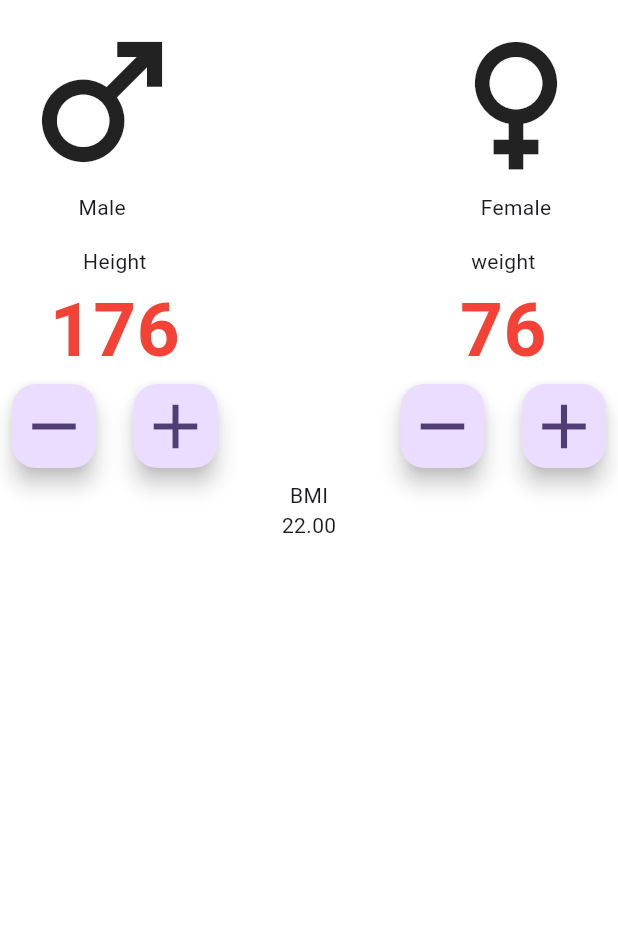
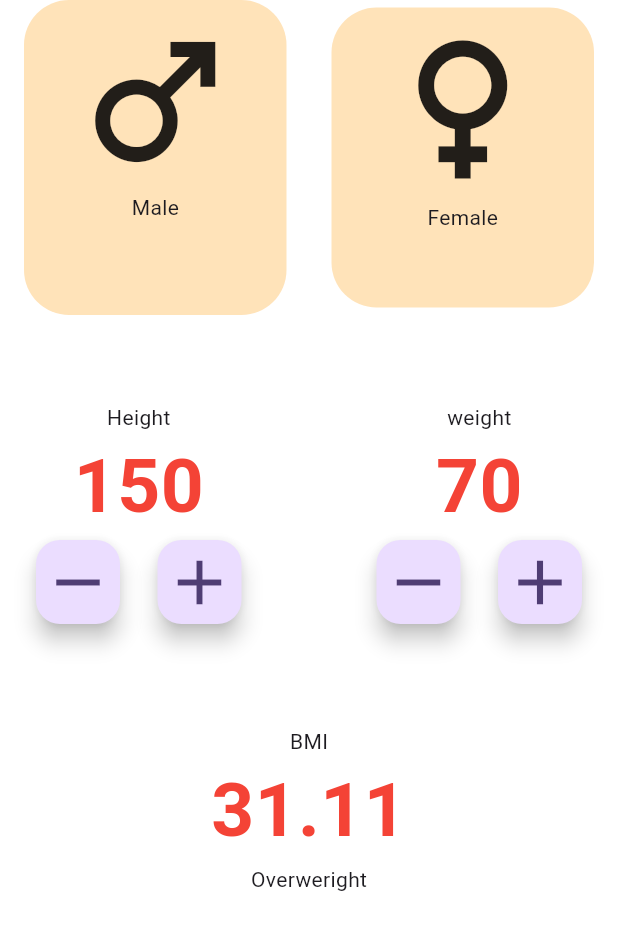
Before and after one commit to Dannansilva/BMI-calculator, a Flutter app: the screen it shows after launch, on a phone screen of 412 x 824 dp. Shown: the top 930 px of the screen. Run offline on Flutter 3.47's test engine with Material 2 defaults, Android fonts, the phone set to English and light mode, and no system bars.

Commit message:
all done

```diff
--- /dev/null
+++ b/bmicalculator/lib/constants.dart
@@ -0,0 +1,10 @@
+import 'package:flutter/material.dart';
+
+const kTextColor = Colors.red;
+const kOutputTextColor = Color.fromARGB(255, 3, 96, 195);
+
+const kInputlabelcolor = TextStyle(
+  fontSize: 50,
+  color: Colors.red,
+  fontWeight: FontWeight.bold,
+);
--- a/bmicalculator/lib/main_page.dart
+++ b/bmicalculator/lib/main_page.dart
@@ -1,3 +1,4 @@
+import 'package:bmicalculator/constants.dart';
 import 'package:flutter/material.dart';
 
 class MainPage extends StatefulWidget {
@@ -8,65 +9,112 @@ class MainPage extends StatefulWidget {
 }
 
 class _MainPageState extends State<MainPage> {
+  int height = 150;
+  int weight = 70;
+  String gender = '';
+
+  late double bmi = calculateBMI(height: height, weight: weight);
   @override
   Widget build(BuildContext context) {
     return Scaffold(
       body: SafeArea(
         child: Container(
+
             color: Colors.white,
-            child: const Column(
+            padding: const EdgeInsets.symmetric(horizontal: 16),
+            child: Column(
               children: [
                  Row(
                   children: [
-                    Padding(
+                    GestureDetector(
+                      onTap: () {
+
+                        print ("m");
+                        setState(() {
+                          gender='m';
+                        });
+                      },
+                      child: Container(
+                        width: 175 ,
+                        height: 210 ,
+                        decoration: BoxDecoration(
+                          color: gender =='m'? Colors.orange.withAlpha(170):Colors.orange.withAlpha(70),
+                          borderRadius: BorderRadius.circular(30)
+                        ),
+
                         padding: EdgeInsets.all(8.0),
-                      child: Column(
+                        child: const Column(
                           children: [
                             Icon(Icons.male, size: 120),
                             Text("Male"),
                           ],
                         ),
                       ),
-                    Spacer(),
-                    Padding(
-                      padding: EdgeInsets.all(8.0),
-                      child: Column(
+                    ),
+                   const  Spacer(),
+                    GestureDetector( onTap: () {
+
+                        print ("f");
+                        setState(() {
+                          gender='f';
+                        });
+                      },
+                      child: Container(
+                         width: 175 ,
+                         height: 200,
+                       decoration: BoxDecoration(
+                          color: gender =='m'? Colors.orange.withAlpha(170):Colors.orange.withAlpha(70),
+                          borderRadius: BorderRadius.circular(30)
+                        ),
+                        child:const  Column(
                           children: [
-                          Icon(Icons.female, size: 120),
+                            Icon(Icons.female, size: 130 ),
                             Text("Female"),
                           ],
                         ),
                       ),
+                    ),
                   ],
                 ),
+                const SizedBox(height: 50),
                 Row(
                   children: [
                     Padding(
-                      padding: EdgeInsets.all(8.0),
+                      padding: const EdgeInsets.all(8.0),
                       child: Column(
                         children: [
-                          Text("Height"),
+                          const Text("Height"),
                           Text(
-                            "176",
-                            style: TextStyle(
-                              fontSize: 50,
-                              color: Colors.red,
-                              fontWeight: FontWeight.bold,
-                            ),
+                            "$height",
+                            style: kInputlabelcolor,
                           ),
                           Row(
                             children: [
                               FloatingActionButton(
-                                onPressed: null,
-                                child: Icon(
+                                onPressed: () {
+                                  setState(() {
+                                    if (height > 50) height--;
+                                    bmi = calculateBMI(
+                                        height: height, weight: weight);
+                                  });
+                                },
+                                child: const Icon(
                                   Icons.remove,
                                   size: 50,
                                 ),
                               ),
-                               SizedBox(width: 25,),
+                              const SizedBox(
+                                width: 25,
+                              ),
                               FloatingActionButton(
-                                onPressed: null,
-                                child: Icon(
+                                onPressed: () {
+                                  setState(() {
+                                    if (height < 220) height++;
+                                    bmi = calculateBMI(
+                                        height: height, weight: weight);
+                                  });
+                                },
+                                child: const Icon(
                                   Icons.add,
                                   size: 50,
                                 ),
@@ -76,33 +124,43 @@ class _MainPageState extends State<MainPage> {
                         ],
                       ),
                     ),
-                    Spacer(),
+                    const Spacer(),
                     Padding(
-                      padding: EdgeInsets.all(8.0),
+                      padding: const EdgeInsets.all(8.0),
                       child: Column(
                         children: [
-                          Text("weight"),
+                          const Text("weight"),
                           Text(
-                            "76",
-                            style: TextStyle(
-                              fontSize: 50,
-                              color: Colors.red,
-                              fontWeight: FontWeight.bold,
-                            ),
+                            "$weight",
+                            style: kInputlabelcolor,
                           ),
                           Row(
                             children: [
                               FloatingActionButton(
-                                onPressed: null,
-                                child: Icon(
+                                onPressed: () {
+                                  setState(() {
+                                    if (weight > 30) weight--;
+                                    bmi = calculateBMI(
+                                        height: height, weight: weight);
+                                  });
+                                },
+                                child: const Icon(
                                   Icons.remove,
                                   size: 50,
                                 ),
                               ),
-                               SizedBox(width: 25,),
+                              const SizedBox(
+                                width: 25,
+                              ),
                               FloatingActionButton(
-                                onPressed: null,
-                                child: Icon(
+                                onPressed: () {
+                                  setState(() {
+                                    if (weight < 220) weight++;
+                                    bmi = calculateBMI(
+                                        height: height, weight: weight);
+                                  });
+                                },
+                                child: const Icon(
                                   Icons.add,
                                   size: 50,
                                 ),
@@ -114,12 +172,30 @@ class _MainPageState extends State<MainPage> {
                     ),
                   ],
                 ),
+                const SizedBox(height: 60),
                 Column(
-                  children: [Text("BMI"),Text("22.00"),],
+                  children: [
+                    const Text("BMI"),
+                    Text(bmi.toStringAsFixed(2), style: kInputlabelcolor),
+                    Text(getResult(bmi))
+                  ],
                 )
               ],
             )),
       ),
     );
   }
+
+  double calculateBMI({required int height, required int weight}) {
+    return (weight / (height * height)) * 10000;
   }
+   String getResult(bmivalue){
+    if(bmivalue >=25){
+      return 'Overweright';
+    }else if (bmivalue>18.5){
+      return 'normal';
+    }else {
+      return 'underweight';
+    }
+  }
+}
```
Lines whose indentation alone changed are shown as unchanged.
